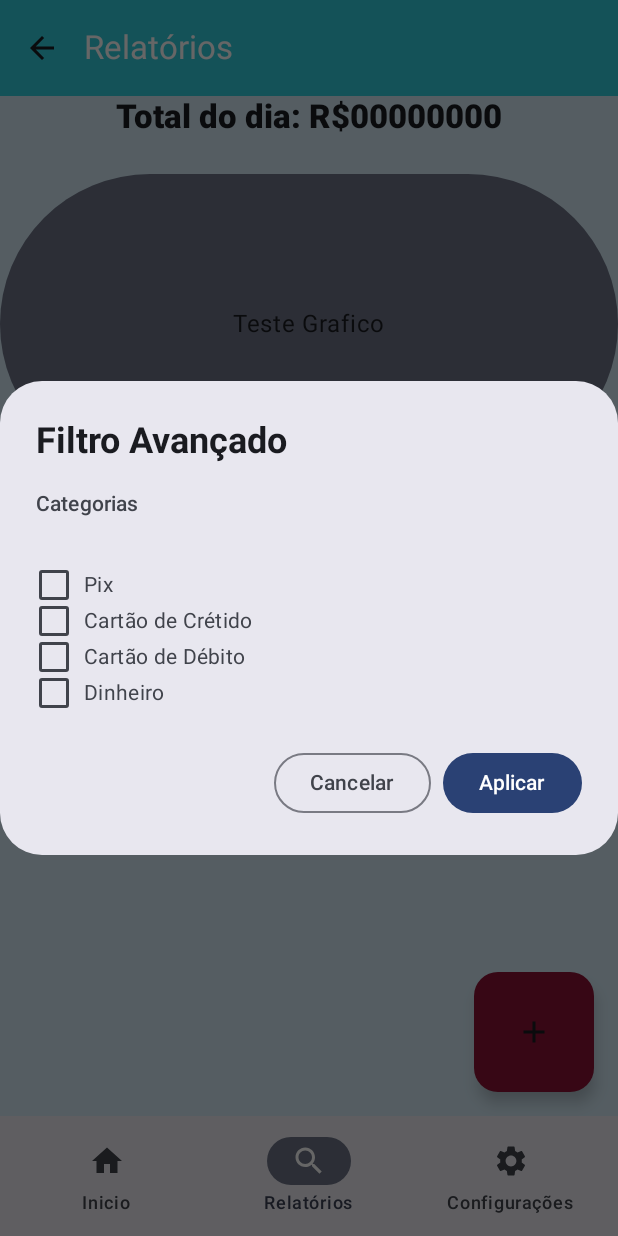
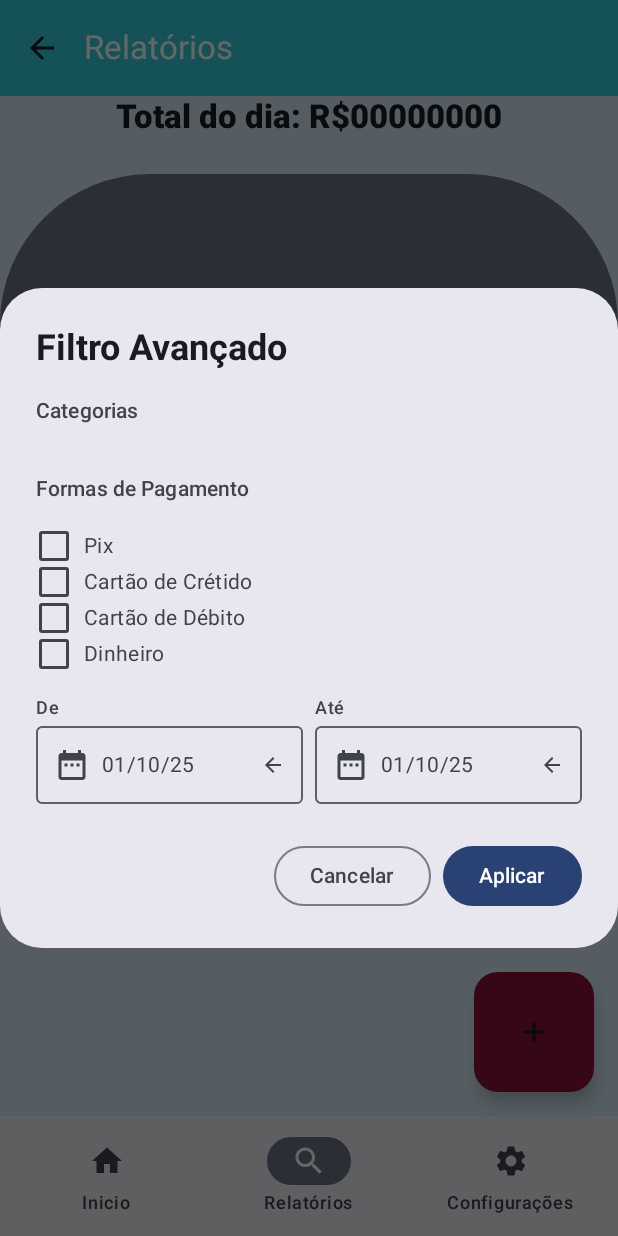
Before and after one commit to LeonardoLopes34/PDS-ulbra, an Android app built with Jetpack Compose: the ReportScreen screen opened through its navigation route, after a tap on "Personalizado", on a phone screen of 412 x 824 dp. Run offline under Robolectric (Android 15) with nearby library versions, the phone set to English and light mode, and no system bars; 3 other taps on this screen came first.

Commit message:
advanced filter
filtro avancado com selecao de data

```diff
--- a/app/app/src/main/java/com/example/controlegasto/presentation/add_expense/AddExpanseSheet.kt
+++ b/app/app/src/main/java/com/example/controlegasto/presentation/add_expense/AddExpanseSheet.kt
@@ -272,7 +272,6 @@ fun PickerField(
 @Preview
 @Composable
 fun AddExpenseDialogPreview() {
-    // Fundo escuro para o preview se destacar
     Box(
         modifier = Modifier
             .fillMaxSize()
--- a/app/app/src/main/java/com/example/controlegasto/presentation/reports/AdvancedFilterDialog.kt
+++ b/app/app/src/main/java/com/example/controlegasto/presentation/reports/AdvancedFilterDialog.kt
@@ -2,6 +2,7 @@ package com.example.controlegasto.presentation.reports
 
 import androidx.compose.foundation.clickable
 import androidx.compose.foundation.layout.Arrangement
+import androidx.compose.foundation.layout.Box
 import androidx.compose.foundation.layout.Column
 import androidx.compose.foundation.layout.Row
 import androidx.compose.foundation.layout.Spacer
@@ -10,13 +11,20 @@ import androidx.compose.foundation.layout.heightIn
 import androidx.compose.foundation.layout.width
 import androidx.compose.foundation.lazy.LazyColumn
 import androidx.compose.foundation.lazy.items
+import androidx.compose.material.icons.Icons
+import androidx.compose.material.icons.filled.DateRange
 import androidx.compose.material3.AlertDialog
 import androidx.compose.material3.Button
 import androidx.compose.material3.Checkbox
+import androidx.compose.material3.DatePicker
+import androidx.compose.material3.DatePickerDialog
+import androidx.compose.material3.ExperimentalMaterial3Api
+import androidx.compose.material3.Icon
 import androidx.compose.material3.MaterialTheme
 import androidx.compose.material3.OutlinedButton
-import androidx.compose.material3.OutlinedTextField
 import androidx.compose.material3.Text
+import androidx.compose.material3.TextButton
+import androidx.compose.material3.rememberDatePickerState
 import androidx.compose.runtime.Composable
 import androidx.compose.runtime.getValue
 import androidx.compose.runtime.mutableStateListOf
@@ -29,27 +37,72 @@ import androidx.compose.ui.text.font.FontWeight
 import androidx.compose.ui.unit.dp
 import com.example.controlegasto.domain.entities.Category
 import com.example.controlegasto.domain.entities.PaymentMethod
+import com.example.controlegasto.presentation.add_expense.PickerField
+import java.time.Instant
 import java.time.LocalDate
+import java.time.ZoneId
+import java.time.format.DateTimeFormatter
+
+
+private enum class DatePickerTarget { START, END, NONE }
 
 data class AdvancedFilterState(
     val selectedCategories: List<Category> = emptyList(),
     val selectedPaymentMethod: List<PaymentMethod> = emptyList(),
-    val selectedDate: LocalDate
+    val startDate: LocalDate,
+    val endDate: LocalDate
 )
 
+@OptIn(ExperimentalMaterial3Api::class)
 @Composable
 fun AdvancedFilterDialog(
-    onDismiss: () -> Unit,
+    onDismissRequest: () -> Unit,
     onApplyClick: (AdvancedFilterState) -> Unit,
     availableCategories: List<Category>,
-    availablePaymentMethod: List<PaymentMethod>
+    availablePaymentMethods: List<PaymentMethod>,
+    initialStartDate: LocalDate,
+    initialEndDate: LocalDate
 ) {
     val selectedCategories = remember { mutableStateListOf<Category>() }
-    val selectedPaymentMethod = remember { mutableStateListOf<PaymentMethod>() }
-    var selectedDate by remember { mutableStateOf<LocalDate>(LocalDate.now()) }
+    val selectedPaymentMethods = remember { mutableStateListOf<PaymentMethod>() }
+    var startDate by remember { mutableStateOf(initialStartDate) }
+    var endDate by remember { mutableStateOf(initialEndDate) }
+
+    var datePickerTarget by remember { mutableStateOf(DatePickerTarget.NONE) }
+
+    if (datePickerTarget != DatePickerTarget.NONE) {
+        val datePickerState = rememberDatePickerState()
+        DatePickerDialog(
+            onDismissRequest = { datePickerTarget = DatePickerTarget.NONE },
+            confirmButton = {
+                TextButton(
+                    onClick = {
+                        datePickerState.selectedDateMillis?.let { millis ->
+                            val newDate =
+                                Instant.ofEpochMilli(millis).atZone(ZoneId.systemDefault())
+                                    .toLocalDate()
+                            if (datePickerTarget == DatePickerTarget.START) {
+                                startDate = newDate
+                            } else {
+                                endDate = newDate
+                            }
+                        }
+                        datePickerTarget = DatePickerTarget.NONE
+                    }
+                ) { Text("OK") }
+            },
+            dismissButton = {
+                TextButton(onClick = {
+                    datePickerTarget = DatePickerTarget.NONE
+                }) { Text("Cancelar") }
+            }
+        ) {
+            DatePicker(state = datePickerState)
+        }
+    }
 
     AlertDialog(
-        onDismissRequest = onDismiss,
+        onDismissRequest = onDismissRequest,
         title = { Text("Filtro Avançado", fontWeight = FontWeight.Bold) },
         text = {
             Column(
@@ -58,55 +111,68 @@ fun AdvancedFilterDialog(
             ) {
                 Text("Categorias", style = MaterialTheme.typography.titleSmall)
                 LazyColumn(
-                    modifier = Modifier.heightIn(max = 200.dp)
+                    modifier = Modifier.heightIn(max = 120.dp)
                 ) {
-                    items(availableCategories) {category ->
-                        val isSelected = selectedCategories.contains(category)
-                        Row(
-                            modifier = Modifier
-                                .fillMaxWidth()
-                                .clickable() {
-                                    if (isSelected) {
+                    items(availableCategories) { category ->
+                        SelectableRow(
+                            text = category.name,
+                            isSelected = selectedCategories.contains(category),
+                            onToggle = {
+                                if (selectedCategories.contains(category)) {
                                     selectedCategories.remove(category)
                                 } else {
                                     selectedCategories.add(category)
                                 }
-                                },
-                            verticalAlignment = Alignment.CenterVertically
-                        ) {
-                            Checkbox(
-                                checked = isSelected,
-                                onCheckedChange = null
+                            }
                         )
-                            Spacer(modifier = Modifier.width(8.dp))
-                            Text(category.name)
                     }
                 }
+
+                Text("Formas de Pagamento", style = MaterialTheme.typography.titleSmall)
+                LazyColumn(
+                    modifier = Modifier.heightIn(max = 120.dp) // Reduzido para dar espaço
+                ) {
+                    items(availablePaymentMethods) { paymentMethod ->
+                        SelectableRow(
+                            text = paymentMethod.displayName,
+                            isSelected = selectedPaymentMethods.contains(paymentMethod),
+                            onToggle = {
+                                if (selectedPaymentMethods.contains(paymentMethod)) {
+                                    selectedPaymentMethods.remove(paymentMethod)
+                                } else {
+                                    selectedPaymentMethods.add(paymentMethod)
                                 }
-                LazyColumn(
-                    modifier = Modifier.heightIn(max = 200.dp)
-                ) {
-                    items(availablePaymentMethod) { paymentMethod ->
-                        val isSelected = selectedPaymentMethod.contains(paymentMethod)
-                        Row(
-                            modifier = Modifier
-                                .fillMaxWidth()
-                                .clickable() {
-                                    if(isSelected) {
-                                        selectedPaymentMethod.remove(paymentMethod)
-                                    } else{
-                                        selectedPaymentMethod.add(paymentMethod)
                             }
-                                },
-                            verticalAlignment = Alignment.CenterVertically
-                        ){
-                            Checkbox(
-                                checked = isSelected,
-                                onCheckedChange = null
                         )
-                            Spacer(modifier = Modifier.width(8.dp))
-                            Text(paymentMethod.displayName)
                     }
+                }
+
+                Row(horizontalArrangement = Arrangement.spacedBy(8.dp)) {
+                    Box(modifier = Modifier.weight(1f)) {
+                        PickerField(
+                            label = "De",
+                            value = DateTimeFormatter.ofPattern("dd/MM/yy").format(startDate),
+                            onClick = { datePickerTarget = DatePickerTarget.START },
+                            icon = {
+                                Icon(
+                                    imageVector = Icons.Default.DateRange,
+                                    contentDescription = "Data de Início"
+                                )
+                            }
+                        )
+                    }
+                    Box(modifier = Modifier.weight(1f)) {
+                        PickerField(
+                            label = "Até",
+                            value = DateTimeFormatter.ofPattern("dd/MM/yy").format(endDate),
+                            onClick = { datePickerTarget = DatePickerTarget.END },
+                            icon = {
+                                Icon(
+                                    imageVector = Icons.Default.DateRange,
+                                    contentDescription = "Data de Fim"
+                                )
+                            }
+                        )
                     }
                 }
             }
@@ -116,16 +182,39 @@ fun AdvancedFilterDialog(
                 onApplyClick(
                     AdvancedFilterState(
                         selectedCategories = selectedCategories.toList(),
-                        selectedPaymentMethod = selectedPaymentMethod.toList(),
-                        selectedDate = selectedDate
+                        selectedPaymentMethod = selectedPaymentMethods.toList(),
+                        startDate = startDate,
+                        endDate = endDate
                     )
                 )
             }) { Text("Aplicar") }
         },
         dismissButton = {
-            OutlinedButton(onClick = onDismiss) {
+            OutlinedButton(onClick = onDismissRequest) {
                 Text("Cancelar")
             }
         }
     )
 }
+
+
+@Composable
+private fun SelectableRow(
+    text: String,
+    isSelected: Boolean,
+    onToggle: () -> Unit
+) {
+    Row(
+        modifier = Modifier
+            .fillMaxWidth()
+            .clickable(onClick = onToggle),
+        verticalAlignment = Alignment.CenterVertically
+    ) {
+        Checkbox(
+            checked = isSelected,
+            onCheckedChange = null
+        )
+        Spacer(modifier = Modifier.width(8.dp))
+        Text(text)
+    }
+}
--- a/app/app/src/main/java/com/example/controlegasto/presentation/reports/ReportScreen.kt
+++ b/app/app/src/main/java/com/example/controlegasto/presentation/reports/ReportScreen.kt
@@ -69,9 +69,11 @@ fun ReportScreen(
     if (uiState.isAdvancedFilterDialogVisible) {
         AdvancedFilterDialog(
             onApplyClick = viewModel::onApplyAdvancedFilter,
-            onDismiss = viewModel::onDismissAdvancedFilter,
+            onDismissRequest = viewModel::onDismissAdvancedFilter,
             availableCategories = availableCategories,
-            availablePaymentMethod = availablePaymentMethods,
+            availablePaymentMethods = availablePaymentMethods,
+            initialStartDate = uiState.startDate,
+            initialEndDate = uiState.endDate
         )
     }
 
--- a/app/app/src/main/java/com/example/controlegasto/presentation/reports/ReportViewModel.kt
+++ b/app/app/src/main/java/com/example/controlegasto/presentation/reports/ReportViewModel.kt
@@ -98,6 +98,8 @@ class ReportViewModel(
             it.copy(
                 selectedCategories = filterState.selectedCategories,
                 selectedPaymentMethods = filterState.selectedPaymentMethod,
+                startDate = filterState.startDate,
+                endDate = filterState.endDate,
                 isAdvancedFilterDialogVisible = false
                 ) }
     }
```
Lines whose indentation alone changed are shown as unchanged.
